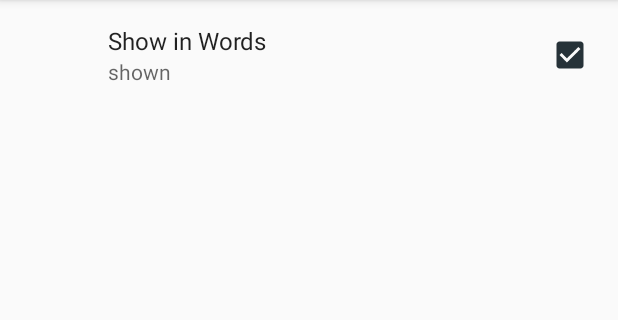
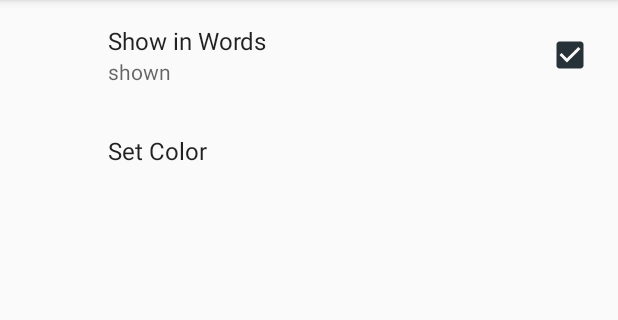
Before and after one commit to SURENDER14/Tables, an Android app: the prefFragment screen opened directly, with no data from a screen before it, on a phone screen of 412 x 824 dp, the part 84-404 px from its top. Run offline under Robolectric (Android 15) with nearby library versions, the phone set to English and light mode, and no system bars; our stand-ins replace androidx.preference.

Commit message:
Make Colr Change usiing ListPreference

```diff
--- a/app/src/main/java/e/sura23/tables2/TableAdapter.java
+++ b/app/src/main/java/e/sura23/tables2/TableAdapter.java
@@ -37,6 +37,7 @@ public class TableAdapter extends RecyclerView.Adapter<TableAdapter.NumberListIt
         boolean shouldAttachToParentImmediately = false;
         View view = Inflater.inflate (layoutIDForTableListItem, parent, shouldAttachToParentImmediately);
         NumberListItem numberListItem = new NumberListItem (view);
+
         if (TextTableVisiblity == true) {
             numberListItem.mTextTwoTable.setVisibility (View.VISIBLE);
         } else {
--- /dev/null
+++ b/app/src/main/res/values/arrays.xml
@@ -0,0 +1,18 @@
+<?xml version="1.0" encoding="utf-8"?>
+<resources>
+    <array name="pref_color_options_labels">
+        <item>@string/pref_color_label_red</item>
+        <item>@string/pref_color_label_green</item>
+        <item>@string/pref_color_label_blue</item>
+        <item>@string/pref_color_label_default</item>
+
+    </array>
+
+    <array name="pref_color_options_values">
+        <item>@string/pref_color_value_red</item>
+        <item>@string/pref_color_value_green</item>
+        <item>@string/pref_color_value_blue</item>
+        <item>@string/pref_color_value_default</item>
+    </array>
+
+</resources>
--- a/app/src/main/res/values/colors.xml
+++ b/app/src/main/res/values/colors.xml
@@ -3,4 +3,10 @@
     <color name="colorPrimary">#1b5e20</color>
     <color name="colorPrimaryDark">#2e7d32</color>
     <color name="colorAccent">#263238</color>
+
+    <color name="holoGreen">@android:color/holo_green_light</color>
+    <color name="red">#d50000</color>
+    <color name="green">#00c853</color>
+    <color name="blue">#2962ff</color>
+
 </resources>
--- a/app/src/main/res/values/strings.xml
+++ b/app/src/main/res/values/strings.xml
@@ -9,4 +9,23 @@
     <string name="tv_what_table">Welcome to the Table\'s app!! </string>
     <string name="button">button</string>
     <string name="go">Go!!</string>
+
+
+    <!--ListPreference-->
+
+    <string name="list_pref_labels">Set Color</string>
+    <string name="list_pref_key">color_key</string>
+    <string name="list_pref_default_value">holo_green_light</string>
+
+    <string name="pref_color_label_red">Red</string>
+    <string name="pref_color_label_green">Green</string>
+    <string name="pref_color_label_blue">Blue</string>
+
+    <string name="pref_color_value_red">red</string>
+    <string name="pref_color_value_green">green</string>
+    <string name="pref_color_value_blue">blue</string>
+
+    <string name="pref_color_label_default">Holo Green</string>
+    <string name="pref_color_value_default">holo_green</string>
+
 </resources>
--- a/app/src/main/res/xml/pref_fragment.xml
+++ b/app/src/main/res/xml/pref_fragment.xml
@@ -9,4 +9,11 @@
         android:summaryOn="shown"
         android:title="@string/display_text" />
 
+    <ListPreference
+        android:defaultValue="@string/list_pref_default_value"
+        android:entries="@array/pref_color_options_labels"
+        android:entryValues="@array/pref_color_options_values"
+        android:key="@string/list_pref_default_value"
+        android:title="@string/list_pref_labels" />
+
 </PreferenceScreen>
```
